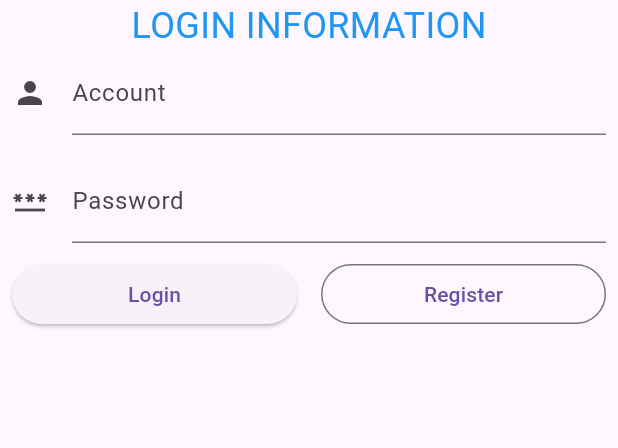
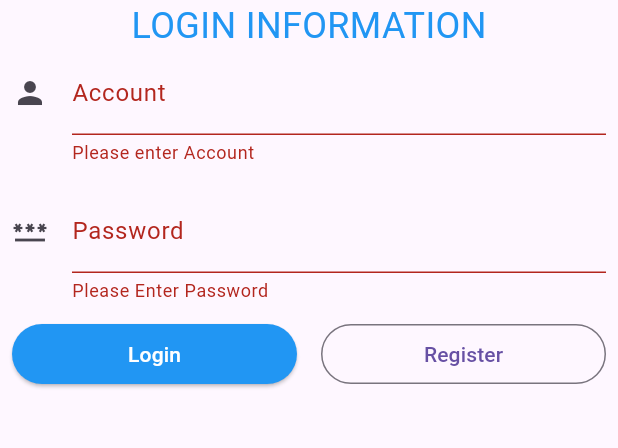
Before and after one commit to huyng39/flutter_thuchanh_08_09_10, a Flutter app: the screen it shows after launch, after a tap on "Login", on a phone screen of 412 x 824 dp, the part 186-634 px from its top. Run offline on Flutter 3.47's test engine with Material 3 defaults, Android fonts, the phone set to English and light mode, and no system bars; our stand-ins replace dio, form_field_validator, loading_animation_widget, shared_preferences; missing offline and left inert: dart:ffi; network calls fail.

Commit message:
cập nhật validator,chưa hiển thị được lỗi 401-500 ko tìm thấy user,chưa hiển lỗi validator cho form register

```diff
--- a/lib/app/data/api.dart
+++ b/lib/app/data/api.dart
@@ -1,3 +1,4 @@
+import 'package:flutter/material.dart';
 import 'package:flutter_thuchanh_08/app/model/register.dart';
 import 'package:flutter_thuchanh_08/app/model/user.dart';
 import 'package:dio/dio.dart';
@@ -13,8 +14,10 @@ class API {
   Dio get sendRequest => _dio;
 }
 
-class APIRepository {
+class APIRepository with ChangeNotifier{
   API api = API();
+
+  int _statusCode = 0;
 
   Map<String, dynamic> header(String token) {
     return {
@@ -45,6 +48,9 @@ class APIRepository {
       if (res.statusCode == 200) {
         print("ok");
         return "ok";
+      } else if (res.statusCode == 401) {
+        _statusCode = 401;
+        return "Error data";
       } else {
         print("fail");
         return "signup fail";
@@ -65,10 +71,26 @@ class APIRepository {
         final tokenData = res.data['data']['token'];
         print("ok login");
         return tokenData;
-      } else {
+      }
+      else {
         return "login fail";
       }
-    } catch (ex) {
+
+    }
+
+    on DioException catch (e) {
+    if (e.response != null) {
+      // If the request was made and the server responded with a status code
+      print(e.response!.statusCode.toString());
+      return e.response!.statusCode.toString();
+    } else {
+      // If something went wrong when sending the request
+      print("Connection Error");
+      return "Connection Error";
+    }
+  }
+
+    catch (ex) {
       print(ex);
       rethrow;
     }
--- a/lib/app/page/auth/login.dart
+++ b/lib/app/page/auth/login.dart
@@ -9,7 +9,6 @@ import '../../data/sharepre.dart';
 import 'package:loading_animation_widget/loading_animation_widget.dart';
 import 'package:form_field_validator/form_field_validator.dart';
 import 'package:flutter_thuchanh_08/loading.dart';
-import 'package:loading_btn/loading_btn.dart';
 
 class LoginScreen extends StatefulWidget {
   const LoginScreen({super.key});
@@ -22,31 +21,33 @@ class _LoginScreenState extends State<LoginScreen> {
   TextEditingController accountController = TextEditingController();
   TextEditingController passwordController = TextEditingController();
   bool isLoading = false;
+  bool idEmpty = false;
+  bool passEmpty = false;
+  final _formKey = GlobalKey<FormState>();
+  var response;
+  String token = '';
 
   login() async {
     //lấy token (lưu share_preference)
-    String token = await APIRepository()
+    token = await APIRepository()
         .login(accountController.text, passwordController.text);
     var user = await APIRepository().current(token);
     setState(() {
       isLoading = true;
     });
+
     // tải hiệu ứng chờ loading
-    Future.delayed(const Duration(seconds: 20), () {
+    Future.delayed(const Duration(seconds: 2), () {
       setState(() {
         isLoading = false;
       });
     });
-    const LoadAnimation();
+
     // save share
     saveUser(user);
     //
-    const LoadAnimation();
-
-    Timer(const Duration(seconds: 2), () => {
     Navigator.push(
-        context, MaterialPageRoute(builder: (context) => const Mainpage())),
-    });
+        context, MaterialPageRoute(builder: (context) => const Mainpage()));
     return token;
   }
 
@@ -56,16 +57,14 @@ class _LoginScreenState extends State<LoginScreen> {
       // appBar: AppBar(
       //   title: const Text("Login"),
       // ),
-      body: isLoading
-          ? const Center(
-              child: LoadAnimation(),
-            )
-          : SingleChildScrollView(
+      body: SingleChildScrollView(
         child: Container(
           alignment: Alignment.center,
           child: Padding(
             padding: const EdgeInsets.all(8.0),
             child: Center(
+              child: Form(
+                key: _formKey,
                 child: Column(
                   children: [
                     Image.asset(
@@ -81,7 +80,7 @@ class _LoginScreenState extends State<LoginScreen> {
                       textInputAction: TextInputAction.next,
                       controller: accountController,
                       validator:
-                              RequiredValidator(errorText: 'Please Enter'),
+                          RequiredValidator(errorText: 'Please enter Account'),
                       decoration: const InputDecoration(
                         labelText: "Account",
                         icon: Icon(Icons.person),
@@ -91,7 +90,7 @@ class _LoginScreenState extends State<LoginScreen> {
                     TextFormField(
                       textInputAction: TextInputAction.go,
                       validator:
-                              RequiredValidator(errorText: 'Please Enter'),
+                          RequiredValidator(errorText: 'Please Enter Password'),
                       onFieldSubmitted: (value) => login,
                       controller: passwordController,
                       obscureText: true,
@@ -105,24 +104,49 @@ class _LoginScreenState extends State<LoginScreen> {
                       children: [
                         Expanded(
                             child: ElevatedButton(
-                              onPressed: login,
-                              child: const Text("Login"),
+                          style: ElevatedButton.styleFrom(
+                            backgroundColor: Colors.blue,
+                          ),
+                          onPressed: () async {
+
+                            //kiểm tra nếu pass hết validator
+                            if (_formKey.currentState!.validate()) {
+                              if (isLoading) return;
+                              setState(
+                                () => isLoading = true,
+                              );
+                              login();
+
+                              //thông báo lỗi nếu ko tìm thấy user
+                              String token = await login();
+                              if (token == '401' || token == '500') {
+                              showDialog(
+                                  context: context,
+                                  builder: (BuildContext context) {
+                                    return const AlertDialog(
+                                      title: Text("Alert"),
+                                      content: Text(
+                                          "Please check your information again!"),
+                                    );
+                                  });
+                                  setState(
+                                () => isLoading = false,
+                              );
+                            }
+                            }
+
+
+                          },
+                          child: isLoading
+                              ? LoadingAnimationWidget.waveDots(
+                                  color: Colors.white, size: 35)
+                              : const Text(
+                                  "Login",
+                                  style: TextStyle(
+                                    color: Colors.white,
+                                  ),
+                                ),
                         )),
-                            // LoadingBtn(
-                            //   height: 40,
-                            //   width: 220,
-                            //   borderRadius: 25,
-                            //   animate: true,
-                            //   child: Text("Login",style: TextStyle(color: Colors.white),),
-                            //   color: Colors.blue,
-                            //   loader: Container(
-                            //     padding: const EdgeInsets.all(10),
-                            //     width: 40,
-                            //     height: 40,
-                            //     child: const CircularProgressIndicator(color: Colors.white,),
-                            //   ),
-                            //   onTap: login(),
-                            //   ),
                         const SizedBox(
                           width: 16,
                         ),
@@ -132,8 +156,7 @@ class _LoginScreenState extends State<LoginScreen> {
                             Navigator.push(
                                 context,
                                 MaterialPageRoute(
-                                        builder: (context) =>
-                                            const Register()));
+                                    builder: (context) => const Register()));
                           },
                           child: const Text("Register"),
                         ))
@@ -145,6 +168,7 @@ class _LoginScreenState extends State<LoginScreen> {
             ),
           ),
         ),
+      ),
     );
   }
 }
--- a/pubspec.yaml
+++ b/pubspec.yaml
@@ -17,6 +17,7 @@ dependencies:
   loading_animation_widget: ^1.2.1
   form_field_validator: ^1.1.0
   loading_btn: ^1.0.3
+  http: ^1.2.1
 
 dev_dependencies:
   flutter_test:
```
Also changed, not shown: lib/app/page/register.dart (+35 -6 lines), pubspec.lock. Lines whose indentation alone changed are shown as unchanged.
